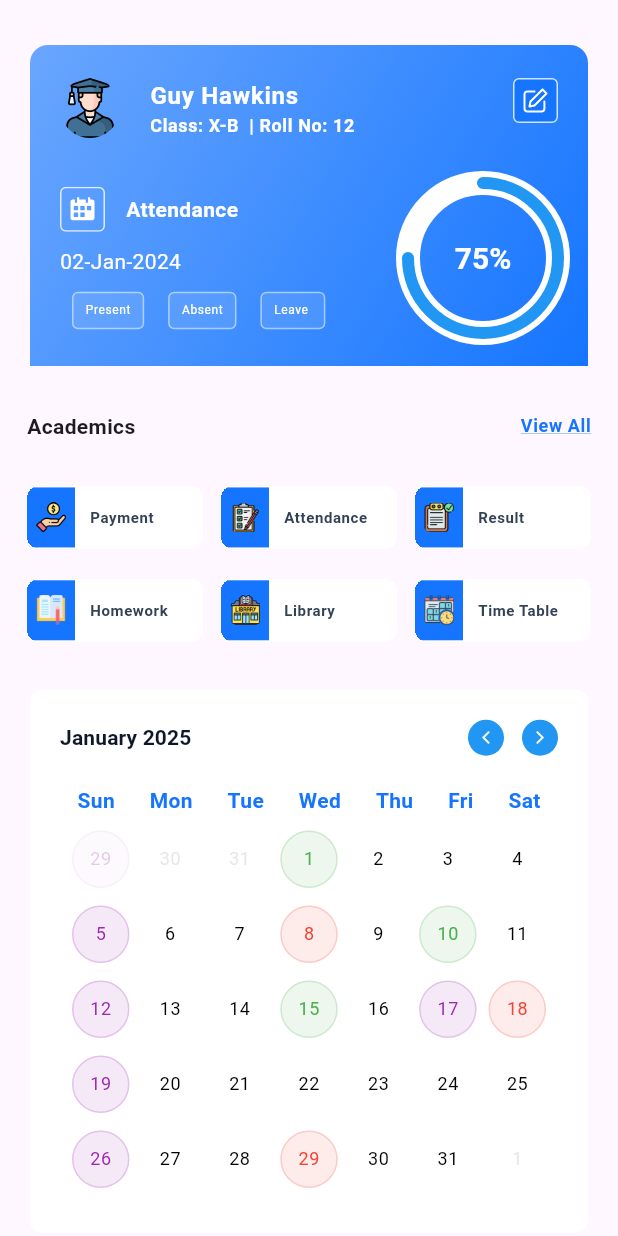
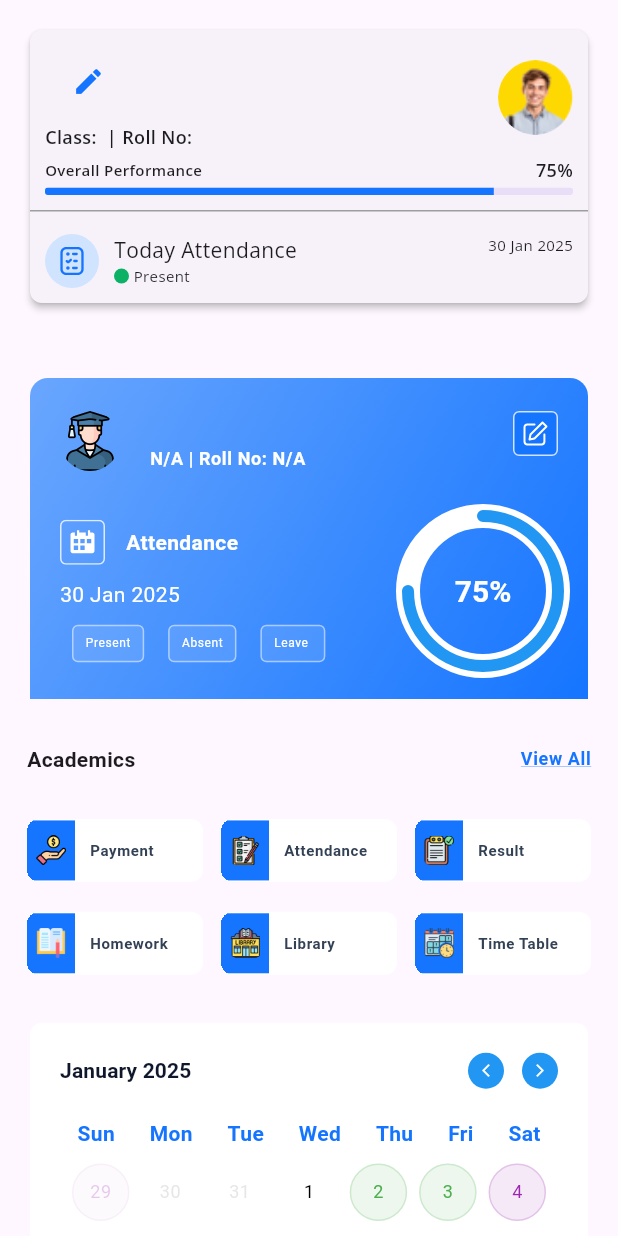
Before and after one commit to sumitchavan8070/iroots_project, a Flutter app: the StudentHomePageScreen screen opened directly, on a phone screen of 412 x 824 dp. Run offline on Flutter 3.47's test engine with Material 3 defaults, Android fonts, the phone set to English and light mode, and no system bars; our stand-ins replace badges, connectivity, diacritic, firebase_core, firebase_messaging, firebase_remote_config and 9 more; missing offline and left inert: excel, new_version_plus; accounts and stored records are empty; network calls fail.

Commit message:
API CHNAGES
DONE UPDATED THE STDENT DASHBOARD
PENDING THE ATTENDENCE MODULE

```diff
--- a/lib/common/app_data.dart
+++ b/lib/common/app_data.dart
@@ -1,7 +1,7 @@
 /// St. Mary's Higher Sec School
 
 // const String baseUrlName = 'http://stmarysapi.lumensof.in/api/';
-const String baseUrlName = 'https://stmarysapi.lumensof.in/api';
+const String baseUrlName = 'https://stmarysapi.lumensof.in/api/';
 const String appName = "ST.MARY'S HIGHER SECONDARY";
 const String appBundle = "com.irootsm";
 const String appIcon = "assets/images/logo.jpeg";
--- a/lib/src/controller/auth/auth_controller.dart
+++ b/lib/src/controller/auth/auth_controller.dart
@@ -100,7 +100,6 @@ class AuthController extends GetxController {
       // controllerEmail.text = "St.Mary";
       // controllerPassword.text = "St.Mary@123";
 
-
       // controllerEmail.text = "jisbyantony13@gmail.com";
       // controllerPassword.text = "pCyZPc8T";
 
@@ -133,7 +132,9 @@ class AuthController extends GetxController {
 
   register() {
     _registerUser(
-        name: controllerName.text, email: controllerEmail.text, password: controllerPassword.text);
+        name: controllerName.text,
+        email: controllerEmail.text,
+        password: controllerPassword.text);
   }
 
   login() {
@@ -172,11 +173,7 @@ class AuthController extends GetxController {
     required String name,
     required String email,
     required String password,
-  }) async {
-
-
-
-  }
+  }) async {}
 
   Future<void> _loginUser({
     required String email,
@@ -191,17 +188,16 @@ class AuthController extends GetxController {
 
     String jsonCredentials = jsonEncode(credentials);
 
-
+    const  url = "${baseUrlName}Auth/CreateEmployeeLogin";
     try {
       final response = await http.post(
-        Uri.parse("$baseUrlName/Auth/CreateEmployeeLogin"),
+        Uri.parse(url),
         headers: {
           'Content-Type': 'application/json',
         },
         body: jsonCredentials,
       );
       debugPrint("response  --> ${response.statusCode} || ${response.body}");
-
 
       if (response.statusCode == 200) {
         var loginResponse = loginResponseFromJson(response.body);
--- a/lib/src/controller/dashboard/dashBoard_controller.dart
+++ b/lib/src/controller/dashboard/dashBoard_controller.dart
@@ -70,10 +70,12 @@ class DashBoardController extends GetxController {
   }
 
   Future<void> _getAdminClasses() async {
+    // final url = "$baseUrlName"baseUrlName
     try {
       final response = await http.get(
-          Uri.parse("${baseUrlName}UserCredentials/GetClass"),
-          headers: credentials);
+        Uri.parse("${baseUrlName}/UserCredentials/GetClass"),
+        headers: credentials,
+      );
 
       print("sdfghfhjfb${response.statusCode}");
 
--- a/lib/src/ui/dashboard/student/components/academics_card.dart
+++ b/lib/src/ui/dashboard/student/components/academics_card.dart
@@ -1,8 +1,12 @@
 import 'package:flutter/material.dart';
 import 'package:iroots/src/utility/constant/asset_path.dart';
 
+
 class AcademicsCard extends StatefulWidget {
-  const AcademicsCard({super.key});
+  final void Function(int) onPressed; // Function that takes an int parameter
+
+
+  const AcademicsCard({super.key, required this.onPressed});
 
   @override
   State<AcademicsCard> createState() => _AcademicsCardState();
@@ -55,7 +59,12 @@ class _AcademicsCardState extends State<AcademicsCard> {
             ),
             itemBuilder: (context, index) {
               final item = items[index];
-              return Container(
+              return GestureDetector(
+               onTap: () {
+                 widget.onPressed(index);
+                 debugPrint("here is the taped index ");
+               },
+                child: Container(
                   clipBehavior: Clip.hardEdge,
                   decoration:
                       BoxDecoration(color: Colors.white, borderRadius: BorderRadius.circular(8)),
@@ -78,6 +87,7 @@ class _AcademicsCardState extends State<AcademicsCard> {
                             ),
                       )
                     ],
+                  ),
                 ),
               );
 
--- a/lib/src/ui/dashboard/student/components/student_detail_card.dart
+++ b/lib/src/ui/dashboard/student/components/student_detail_card.dart
@@ -6,7 +6,22 @@ import 'package:iroots/src/ui/dashboard/student/components/allocation_tracker_pa
 import 'package:iroots/src/utility/constant/asset_path.dart';
 
 class StudentDetailCard extends StatefulWidget {
-  const StudentDetailCard({super.key});
+  final String? studentName;
+  final String? classId;
+  final String? rollNumber;
+  final String? date;
+  final String? percentage;
+  final String? userImage;
+
+  const StudentDetailCard({
+    super.key,
+    this.studentName,
+    this.classId,
+    this.rollNumber,
+    this.date,
+    this.percentage,
+    this.userImage,
+  });
 
   @override
   State<StudentDetailCard> createState() => _StudentDetailCardState();
@@ -15,6 +30,7 @@ class StudentDetailCard extends StatefulWidget {
 class _StudentDetailCardState extends State<StudentDetailCard> {
   @override
   Widget build(BuildContext context) {
+    debugPrint("widget.userImage ${widget.userImage}");
     return Container(
         margin: const EdgeInsets.symmetric(horizontal: 20),
         padding: const EdgeInsets.symmetric(horizontal: 20, vertical: 22),
@@ -24,8 +40,8 @@ class _StudentDetailCardState extends State<StudentDetailCard> {
               begin: Alignment.topLeft,
               end: Alignment.bottomRight,
             ),
-            borderRadius:
-                BorderRadius.only(topLeft: Radius.circular(12), topRight: Radius.circular(12))),
+            borderRadius: BorderRadius.only(
+                topLeft: Radius.circular(12), topRight: Radius.circular(12))),
         child: Column(
           children: [
             Row(
@@ -34,12 +50,14 @@ class _StudentDetailCardState extends State<StudentDetailCard> {
               children: [
                 Row(
                   children: [
+                    // Image.network(widget.userImage ?? "N/A")??
                     ClipOval(
-                      child: Image.asset(
+                      child:   Image.asset(
                         AssetPath.onePNG,
                         height: 40,
                         width: 40,
-                        fit: BoxFit.cover, // Ensures the image covers the circular area properly
+                        fit: BoxFit
+                            .cover, // Ensures the image covers the circular area properly
                       ),
                     ),
                     const SizedBox(width: 20),
@@ -47,28 +65,34 @@ class _StudentDetailCardState extends State<StudentDetailCard> {
                       crossAxisAlignment: CrossAxisAlignment.start,
                       children: [
                         Text(
-                          "Guy Hawkins",
+                          widget.studentName ?? "N/A",
                           style: Theme.of(context)
                               .textTheme
                               .bodyLarge
-                              ?.copyWith(color: Colors.white, fontWeight: FontWeight.w700),
+                              ?.copyWith(
+                                  color: Colors.white,
+                                  fontWeight: FontWeight.w700),
                         ),
                         RichText(
                           text: TextSpan(
                             children: [
                               TextSpan(
-                                text: 'Class: X-B ',
+                                text: widget.classId ?? "N/A",
                                 style: Theme.of(context)
                                     .textTheme
                                     .bodySmall
-                                    ?.copyWith(color: Colors.white, fontWeight: FontWeight.w600),
+                                    ?.copyWith(
+                                        color: Colors.white,
+                                        fontWeight: FontWeight.w600),
                               ),
                               TextSpan(
-                                text: ' | Roll No: 12 ',
+                                text: ' | Roll No: ${widget.rollNumber ?? "N/A"} ',
                                 style: Theme.of(context)
                                     .textTheme
                                     .bodySmall
-                                    ?.copyWith(color: Colors.white, fontWeight: FontWeight.w600),
+                                    ?.copyWith(
+                                        color: Colors.white,
+                                        fontWeight: FontWeight.w600),
                               ),
                             ],
                           ),
@@ -89,20 +113,23 @@ class _StudentDetailCardState extends State<StudentDetailCard> {
                   children: [
                     Row(
                       children: [
-                        SvgPicture.asset(AssetPath.calendar, height: 30, width: 30),
+                        SvgPicture.asset(AssetPath.calendar,
+                            height: 30, width: 30),
                         const SizedBox(width: 14),
                         Text(
                           'Attendance',
                           style: Theme.of(context)
                               .textTheme
                               .bodyMedium
-                              ?.copyWith(color: Colors.white, fontWeight: FontWeight.w600),
+                              ?.copyWith(
+                                  color: Colors.white,
+                                  fontWeight: FontWeight.w600),
                         )
                       ],
                     ),
                     const SizedBox(height: 10),
                     Text(
-                      "02-Jan-2024",
+                      widget.date ?? "N/A",
                       style: Theme.of(context).textTheme.bodyMedium?.copyWith(
                             color: Colors.white,
                             fontWeight: FontWeight.w400,
@@ -113,7 +140,8 @@ class _StudentDetailCardState extends State<StudentDetailCard> {
                       mainAxisAlignment: MainAxisAlignment.spaceAround,
                       children: [
                         Container(
-                          padding: const EdgeInsets.symmetric(vertical: 6, horizontal: 8),
+                          padding: const EdgeInsets.symmetric(
+                              vertical: 6, horizontal: 8),
                           margin: const EdgeInsets.symmetric(horizontal: 8),
                           decoration: BoxDecoration(
                               color: Colors.white.withOpacity(0.1),
@@ -123,7 +151,8 @@ class _StudentDetailCardState extends State<StudentDetailCard> {
                               borderRadius: BorderRadius.circular(4)),
                           child: Text(
                             "Present",
-                            style: Theme.of(context).textTheme.bodySmall?.copyWith(
+                            style:
+                                Theme.of(context).textTheme.bodySmall?.copyWith(
                                       color: Colors.white,
                                       fontWeight: FontWeight.w400,
                                       fontSize: 8,
@@ -131,7 +160,8 @@ class _StudentDetailCardState extends State<StudentDetailCard> {
                           ),
                         ),
                         Container(
-                          padding: const EdgeInsets.symmetric(vertical: 6, horizontal: 8),
+                          padding: const EdgeInsets.symmetric(
+                              vertical: 6, horizontal: 8),
                           margin: const EdgeInsets.symmetric(horizontal: 8),
                           decoration: BoxDecoration(
                               color: Colors.white.withOpacity(0.1),
@@ -141,7 +171,8 @@ class _StudentDetailCardState extends State<StudentDetailCard> {
                               borderRadius: BorderRadius.circular(4)),
                           child: Text(
                             "Absent",
-                            style: Theme.of(context).textTheme.bodySmall?.copyWith(
+                            style:
+                                Theme.of(context).textTheme.bodySmall?.copyWith(
                                       color: Colors.white,
                                       fontWeight: FontWeight.w400,
                                       fontSize: 8,
@@ -149,7 +180,8 @@ class _StudentDetailCardState extends State<StudentDetailCard> {
                           ),
                         ),
                         Container(
-                          padding: const EdgeInsets.symmetric(vertical: 6, horizontal: 8),
+                          padding: const EdgeInsets.symmetric(
+                              vertical: 6, horizontal: 8),
                           margin: const EdgeInsets.symmetric(horizontal: 8),
                           decoration: BoxDecoration(
                               color: Colors.white.withOpacity(0.1),
@@ -159,7 +191,8 @@ class _StudentDetailCardState extends State<StudentDetailCard> {
                               borderRadius: BorderRadius.circular(4)),
                           child: Text(
                             "Leave ",
-                            style: Theme.of(context).textTheme.bodySmall?.copyWith(
+                            style:
+                                Theme.of(context).textTheme.bodySmall?.copyWith(
                                       color: Colors.white,
                                       fontWeight: FontWeight.w400,
                                       fontSize: 8,
@@ -196,8 +229,6 @@ class CircularProgressIndicatorWidget extends StatelessWidget {
     );
   }
 }
-
-
 
 class CircularProgressPainter extends CustomPainter {
   final double percentage;
--- a/lib/src/ui/dashboard/student/home/admin_dashboard_view.dart
+++ b/lib/src/ui/dashboard/student/home/admin_dashboard_view.dart
@@ -1,7 +1,7 @@
 import 'package:flutter/material.dart';
 import 'package:iroots/src/ui/dashboard/student/components/admin_card_list_wdget.dart';
 import 'package:iroots/src/ui/dashboard/student/components/custom_chart.dart';
-import 'package:iroots/src/ui/dashboard/student/components/getAttendanceStatus.dart';
+import 'package:iroots/src/ui/dashboard/student/components/attendance_view.dart';
 import 'package:iroots/src/ui/dashboard/student/components/percentage_chart.dart';
 
 class AdminDashboardView extends StatefulWidget {
--- a/lib/src/ui/dashboard/student/home/student_dashboard_view.dart
+++ b/lib/src/ui/dashboard/student/home/student_dashboard_view.dart
@@ -1,6 +1,6 @@
 import 'package:flutter/material.dart';
 import 'package:iroots/src/ui/dashboard/student/components/academics_card.dart';
-import 'package:iroots/src/ui/dashboard/student/components/getAttendanceStatus.dart';
+import 'package:iroots/src/ui/dashboard/student/components/attendance_view.dart';
 import 'package:iroots/src/ui/dashboard/student/components/student_detail_card.dart';
 
 class StudentDashboardView extends StatefulWidget {
--- a/lib/src/ui/dashboard/student/home/student_home_screen.dart
+++ b/lib/src/ui/dashboard/student/home/student_home_screen.dart
@@ -8,7 +8,7 @@ import 'package:pie_chart/pie_chart.dart';
 import 'package:table_calendar/table_calendar.dart';
 import 'package:iroots/src/controller/home/student/student_home_controller.dart';
 import 'package:iroots/src/ui/dashboard/student/components/academics_card.dart';
-import 'package:iroots/src/ui/dashboard/student/components/getAttendanceStatus.dart';
+import 'package:iroots/src/ui/dashboard/student/components/attendance_view.dart';
 import 'package:iroots/src/ui/dashboard/student/components/student_detail_card.dart';
 
 class StudentHomePageScreen extends StatelessWidget {
@@ -23,21 +23,32 @@ class StudentHomePageScreen extends StatelessWidget {
           return const Center(child: CircularProgressIndicator());
         } else {
           return Scaffold(
-
             body: SingleChildScrollView(
               physics: const BouncingScrollPhysics(),
               child: Column(
                 children: [
+                  todayAttendanceWidget(logic),
                   const SizedBox(height: 30),
-                  const StudentDetailCard(),
+                  StudentDetailCard(
+                    studentName: logic.studentData?.name ?? "",
+                    date: logic.currentDate ?? "N/A",
+                    classId: logic.studentData?.studentClass ?? "N/A",
+                    // percentage: logic.studentData.,
+                    rollNumber: logic.studentData?.rollNo ?? "N/A",
+                    userImage: logic.studentData?.profileAvatar ?? "",
+                  ),
                   const SizedBox(height: 18),
-                  const AcademicsCard(),
+                  AcademicsCard(
+                    onPressed: (i) {
+                      logic.onItemTapped(i);
+                    },
+                  ),
                   const AttendanceView(
                     attendanceData: {
-                      "present": ["2025-01-01", "2025-01-10", "2025-01-15"],
-                      "absent": ["2025-01-08",  "2025-01-18", "2025-01-29"],
-                      "holidays": ["2025-01-17"],
-                      "leaves" :  ["2025-01-29", ]
+                      "present": [ "2025-01-02", "2025-01-03"],
+                      "absent": ["2025-01-13"],
+                      "holidays": ["2025-01-04"],
+                      "leaves": ["2025-01-07"]
                     },
                   ),
                   Padding(
@@ -51,14 +62,21 @@ class StudentHomePageScreen extends StatelessWidget {
                               height: 43,
                               width: 171,
                               decoration: BoxDecoration(
-                                  border: Border.all(color: const Color(0xFF0DB166).withOpacity(0.3)),
-                                  color: const Color(0xFF0DB166).withOpacity(0.1),
+                                  border: Border.all(
+                                      color: const Color(0xFF0DB166)
+                                          .withOpacity(0.3)),
+                                  color:
+                                      const Color(0xFF0DB166).withOpacity(0.1),
                                   borderRadius: BorderRadius.circular(8)),
                               child: Center(
                                 child: Text(
                                   "Regional Holiday",
-                                  style: Theme.of(context).textTheme.titleMedium?.copyWith(
-                                      color: const Color(0xFF0DB166), fontWeight: FontWeight.w600),
+                                  style: Theme.of(context)
+                                      .textTheme
+                                      .titleMedium
+                                      ?.copyWith(
+                                          color: const Color(0xFF0DB166),
+                                          fontWeight: FontWeight.w600),
                                 ),
                               ),
                             ),
@@ -66,14 +84,21 @@ class StudentHomePageScreen extends StatelessWidget {
                               height: 43,
                               width: 171,
                               decoration: BoxDecoration(
-                                  border: Border.all(color: const Color(0xFF9F7CCB).withOpacity(0.3)),
-                                  color: const Color(0xFF9F7CCB).withOpacity(0.1),
+                                  border: Border.all(
+                                      color: const Color(0xFF9F7CCB)
+                                          .withOpacity(0.3)),
+                                  color:
+                                      const Color(0xFF9F7CCB).withOpacity(0.1),
                                   borderRadius: BorderRadius.circular(8)),
                               child: Center(
                                 child: Text(
                                   "National Holiday",
-                                  style: Theme.of(context).textTheme.titleMedium?.copyWith(
-                                      color: const Color(0xFF9F7CCB), fontWeight: FontWeight.w600),
+                                  style: Theme.of(context)
+                                      .textTheme
+                                      .titleMedium
+                                      ?.copyWith(
+                                          color: const Color(0xFF9F7CCB),
+                                          fontWeight: FontWeight.w600),
                                 ),
                               ),
                             ),
@@ -87,14 +112,21 @@ class StudentHomePageScreen extends StatelessWidget {
                               height: 43,
                               width: 171,
                               decoration: BoxDecoration(
-                                  border: Border.all(color: const Color(0xFFFF0000).withOpacity(0.3)),
-                                  color: const Color(0xFFFF0000).withOpacity(0.1),
+                                  border: Border.all(
+                                      color: const Color(0xFFFF0000)
+                                          .withOpacity(0.3)),
+                                  color:
+                                      const Color(0xFFFF0000).withOpacity(0.1),
                                   borderRadius: BorderRadius.circular(8)),
                               child: Center(
                                 child: Text(
                                   "Reminders",
-                                  style: Theme.of(context).textTheme.titleMedium?.copyWith(
-                                      color: const Color(0xFFFF0000), fontWeight: FontWeight.w600),
+                                  style: Theme.of(context)
+                                      .textTheme
+                                      .titleMedium
+                                      ?.copyWith(
+                                          color: const Color(0xFFFF0000),
+                                          fontWeight: FontWeight.w600),
                                 ),
                               ),
                             ),
@@ -102,14 +134,21 @@ class StudentHomePageScreen extends StatelessWidget {
                               height: 43,
                               width: 171,
                               decoration: BoxDecoration(
-                                  border: Border.all(color: const Color(0xFF1575FF).withOpacity(0.3)),
-                                  color: const Color(0xFF1575FF).withOpacity(0.1),
+                                  border: Border.all(
+                                      color: const Color(0xFF1575FF)
+                                          .withOpacity(0.3)),
+                                  color:
+                                      const Color(0xFF1575FF).withOpacity(0.1),
                                   borderRadius: BorderRadius.circular(8)),
                               child: Center(
                                 child: Text(
                                   "My Leaves",
-                                  style: Theme.of(context).textTheme.titleMedium?.copyWith(
-                                      color: const Color(0xFF1575FF), fontWeight: FontWeight.w600),
+                                  style: Theme.of(context)
+                                      .textTheme
+                                      .titleMedium
+                                      ?.copyWith(
+                                          color: const Color(0xFF1575FF),
+                                          fontWeight: FontWeight.w600),
                                 ),
                               ),
                             ),
@@ -134,8 +173,8 @@ class StudentHomePageScreen extends StatelessWidget {
                       height: 5,
                     ),
                     Padding(
-                      padding:
-                          const EdgeInsets.symmetric(horizontal: 20, vertical: 0),
+                      padding: const EdgeInsets.symmetric(
+                          horizontal: 20, vertical: 0),
                       child: Row(
                         mainAxisAlignment: MainAxisAlignment.spaceBetween,
                         children: [
@@ -162,8 +201,8 @@ class StudentHomePageScreen extends StatelessWidget {
                       height: 5,
                     ),
                     Padding(
-                      padding:
-                          const EdgeInsets.symmetric(horizontal: 15, vertical: 0),
+                      padding: const EdgeInsets.symmetric(
+                          horizontal: 15, vertical: 0),
                       child: GridView.builder(
                         physics: const NeverScrollableScrollPhysics(),
                         shrinkWrap: true,
@@ -186,8 +225,8 @@ class StudentHomePageScreen extends StatelessWidget {
                     ),
                     _buildCalendarMonth(logic),
                     Card(
-                      margin:
-                          const EdgeInsets.symmetric(horizontal: 20, vertical: 5),
+                      margin: const EdgeInsets.symmetric(
+                          horizontal: 20, vertical: 5),
                       elevation: 2,
                       shape: RoundedRectangleBorder(
                         borderRadius: BorderRadius.circular(8.0),
```
Also changed, not shown: lib/src/ui/dashboard/student/components/attendance_view.dart (renamed from lib/src/ui/dashboard/student/components/getAttendanceStatus.dart). Lines whose indentation alone changed are shown as unchanged.
